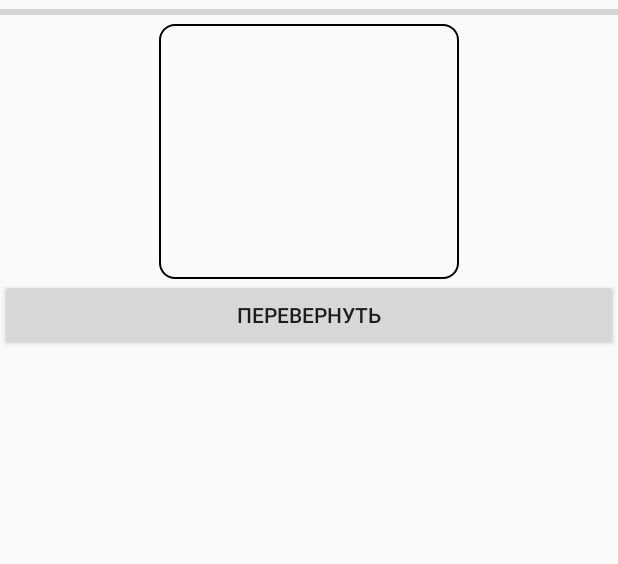
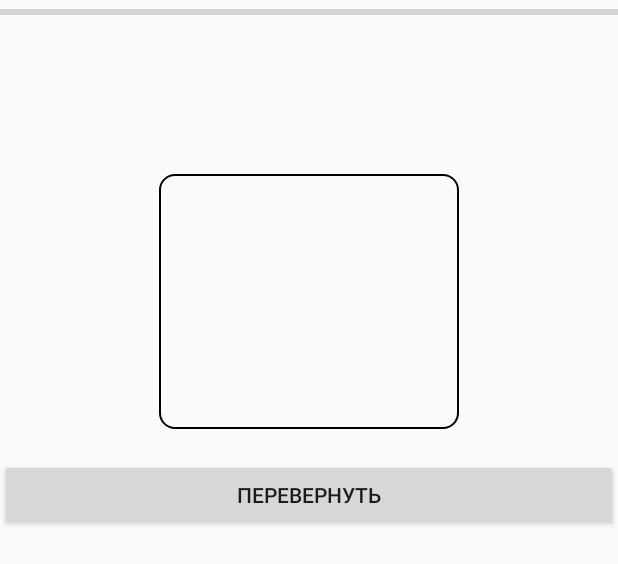
Before and after one commit to sputnik5459/WordPlay-diploma, an Android app: the layout activity_game_one.xml on its own in the app's theme, with its tools: preview values and no code run, on a phone screen of 412 x 824 dp. Shown: the top 564 px of the screen. Run offline under Robolectric (Android 15) with nearby library versions, the phone set to English and light mode, and no system bars; network calls fail.

Commit message:
Some interface changings

```diff
--- a/app/src/main/res/layout/activity_game_one.xml
+++ b/app/src/main/res/layout/activity_game_one.xml
@@ -16,6 +16,7 @@
         android:layout_below="@id/progressBar"
         android:layout_centerHorizontal="true"
         android:layout_centerVertical="true"
+        android:layout_marginTop="100dp"
         android:gravity="center"
         android:textSize="25dp"
         android:background="@drawable/tv_border"
@@ -23,6 +24,7 @@
         android:layout_height="170dp" />
     <Button
         android:id="@+id/show"
+        android:layout_marginTop="20dp"
         android:text="Перевернуть"
         android:layout_below="@id/word"
         android:gravity="center"
--- a/app/src/main/res/layout/activity_game_three.xml
+++ b/app/src/main/res/layout/activity_game_three.xml
@@ -18,6 +18,7 @@
         android:id="@+id/lay"
         android:orientation="vertical"
         android:layout_gravity="center"
+        android:layout_marginTop="100dp"
         android:layout_width="match_parent"
         android:layout_height="match_parent">
 
--- a/app/src/main/res/layout/activity_game_two.xml
+++ b/app/src/main/res/layout/activity_game_two.xml
@@ -18,6 +18,7 @@
         android:id="@+id/lay"
         android:orientation="vertical"
         android:layout_gravity="center"
+        android:layout_marginTop="100dp"
         android:layout_width="match_parent"
         android:layout_height="match_parent">
 
```
